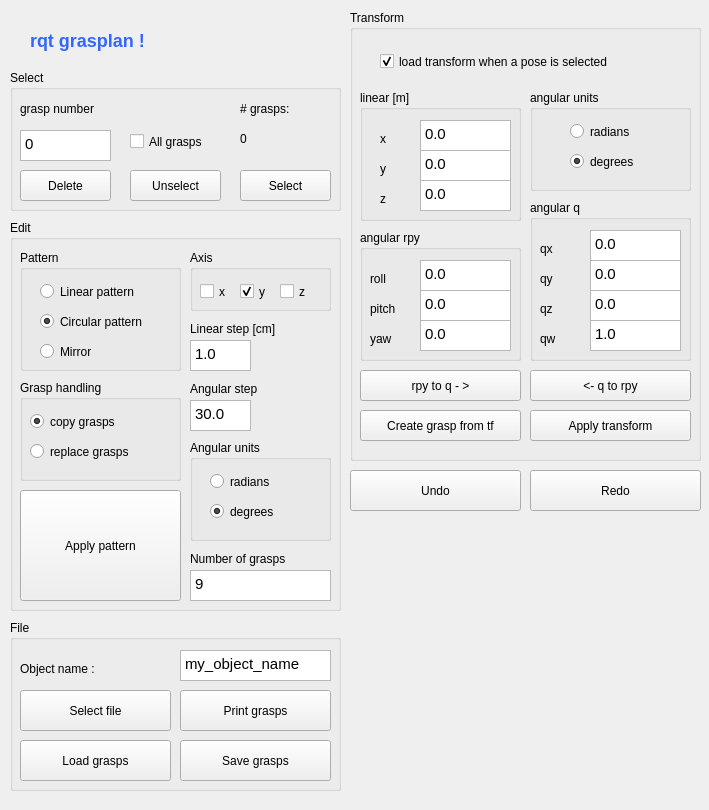
Before: the Qt Designer form config/rqt_grasplan/rqtgrasplan.ui in DFKI-NI/grasplan, drawn with Qt 5.
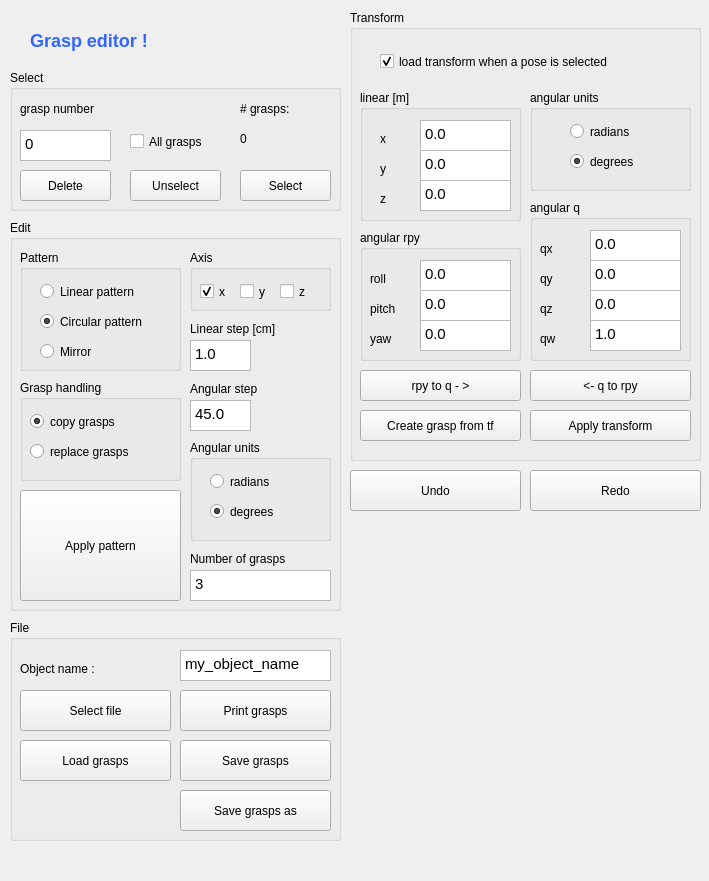
After: the same form once the commit is applied.

Commit message: implement save as button

The edit to the form file:
```diff
--- a/config/rqt_grasplan/rqtgrasplan.ui
+++ b/config/rqt_grasplan/rqtgrasplan.ui
@@ -10,7 +10,7 @@
     <x>0</x>
     <y>0</y>
     <width>709</width>
-    <height>810</height>
+    <height>881</height>
    </rect>
   </property>
   <property name="cursor">
@@ -29,7 +29,7 @@
     </rect>
    </property>
    <property name="text">
-    <string>&lt;html&gt;&lt;head/&gt;&lt;body&gt;&lt;h2 style=&quot; margin-top:16px; margin-bottom:12px; margin-left:0px; margin-right:0px; -qt-block-indent:0; text-indent:0px;&quot;&gt;&lt;span style=&quot; font-size:x-large; font-weight:600; color:#3366ff;&quot;&gt;rqt grasplan !&lt;/span&gt;&lt;/h2&gt;&lt;/body&gt;&lt;/html&gt;</string>
+    <string>&lt;html&gt;&lt;head/&gt;&lt;body&gt;&lt;h2 style=&quot; margin-top:16px; margin-bottom:12px; margin-left:0px; margin-right:0px; -qt-block-indent:0; text-indent:0px;&quot;&gt;&lt;span style=&quot; font-size:x-large; font-weight:600; color:#3366ff;&quot;&gt;Grasp editor !&lt;/span&gt;&lt;/h2&gt;&lt;/body&gt;&lt;/html&gt;</string>
    </property>
    <property name="textFormat">
     <enum>Qt::RichText</enum>
@@ -653,7 +653,7 @@
       <string>y</string>
      </property>
      <property name="checked">
-      <bool>true</bool>
+      <bool>false</bool>
      </property>
     </widget>
     <widget class="QCheckBox" name="chkEditGAxisX">
@@ -669,7 +669,7 @@
       <string>x</string>
      </property>
      <property name="checked">
-      <bool>false</bool>
+      <bool>true</bool>
      </property>
     </widget>
    </widget>
@@ -775,7 +775,7 @@
 &lt;html&gt;&lt;head&gt;&lt;meta name=&quot;qrichtext&quot; content=&quot;1&quot; /&gt;&lt;style type=&quot;text/css&quot;&gt;
 p, li { white-space: pre-wrap; }
 &lt;/style&gt;&lt;/head&gt;&lt;body style=&quot; font-family:'Ubuntu'; font-size:11pt; font-weight:400; font-style:normal;&quot;&gt;
-&lt;p style=&quot; margin-top:0px; margin-bottom:0px; margin-left:0px; margin-right:0px; -qt-block-indent:0; text-indent:0px;&quot;&gt;9&lt;/p&gt;&lt;/body&gt;&lt;/html&gt;</string>
+&lt;p style=&quot; margin-top:0px; margin-bottom:0px; margin-left:0px; margin-right:0px; -qt-block-indent:0; text-indent:0px;&quot;&gt;3&lt;/p&gt;&lt;/body&gt;&lt;/html&gt;</string>
     </property>
    </widget>
    <widget class="QLabel" name="lblGraspNumbers_16">
@@ -805,7 +805,7 @@
 &lt;html&gt;&lt;head&gt;&lt;meta name=&quot;qrichtext&quot; content=&quot;1&quot; /&gt;&lt;style type=&quot;text/css&quot;&gt;
 p, li { white-space: pre-wrap; }
 &lt;/style&gt;&lt;/head&gt;&lt;body style=&quot; font-family:'Ubuntu'; font-size:11pt; font-weight:400; font-style:normal;&quot;&gt;
-&lt;p style=&quot; margin-top:0px; margin-bottom:0px; margin-left:0px; margin-right:0px; -qt-block-indent:0; text-indent:0px;&quot;&gt;30.0&lt;/p&gt;&lt;/body&gt;&lt;/html&gt;</string>
+&lt;p style=&quot; margin-top:0px; margin-bottom:0px; margin-left:0px; margin-right:0px; -qt-block-indent:0; text-indent:0px;&quot;&gt;45.0&lt;/p&gt;&lt;/body&gt;&lt;/html&gt;</string>
     </property>
    </widget>
    <widget class="QLabel" name="lblGraspNumbers_17">
@@ -949,7 +949,7 @@
      <x>10</x>
      <y>620</y>
      <width>331</width>
-     <height>171</height>
+     <height>221</height>
     </rect>
    </property>
    <property name="title">
@@ -1037,6 +1037,19 @@
      <string>Select file</string>
     </property>
    </widget>
+   <widget class="QPushButton" name="cmdFileSaveGAs">
+    <property name="geometry">
+     <rect>
+      <x>170</x>
+      <y>170</y>
+      <width>151</width>
+      <height>41</height>
+     </rect>
+    </property>
+    <property name="text">
+     <string>Save grasps as</string>
+    </property>
+   </widget>
   </widget>
   <widget class="QPushButton" name="cmdUndo">
    <property name="geometry">
```
Left out of the diff: 5 changed lines with no effect on the pictures. The commit also changes 1 other file.
